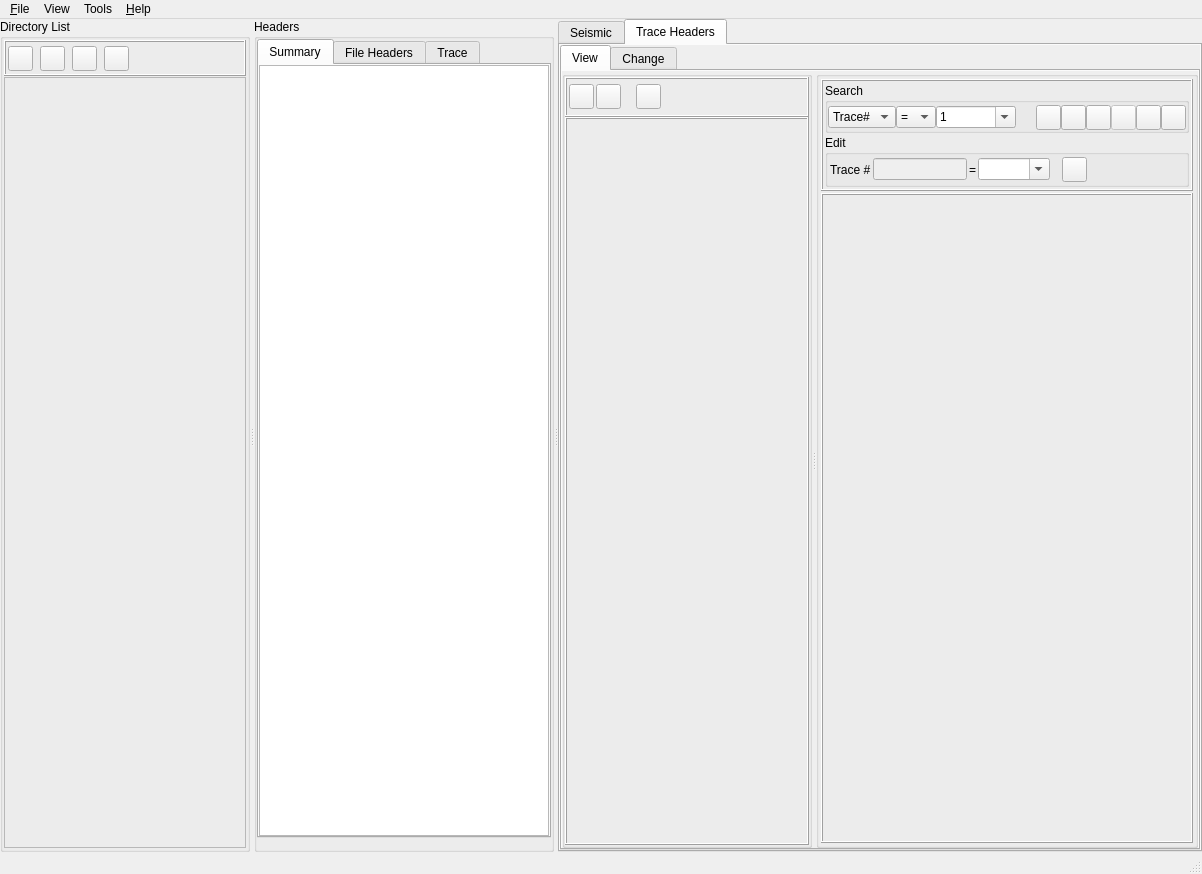
Old version of the form SeiSeeMp/mainwindow.ui in the repository tuoyuangui/SeiSee.
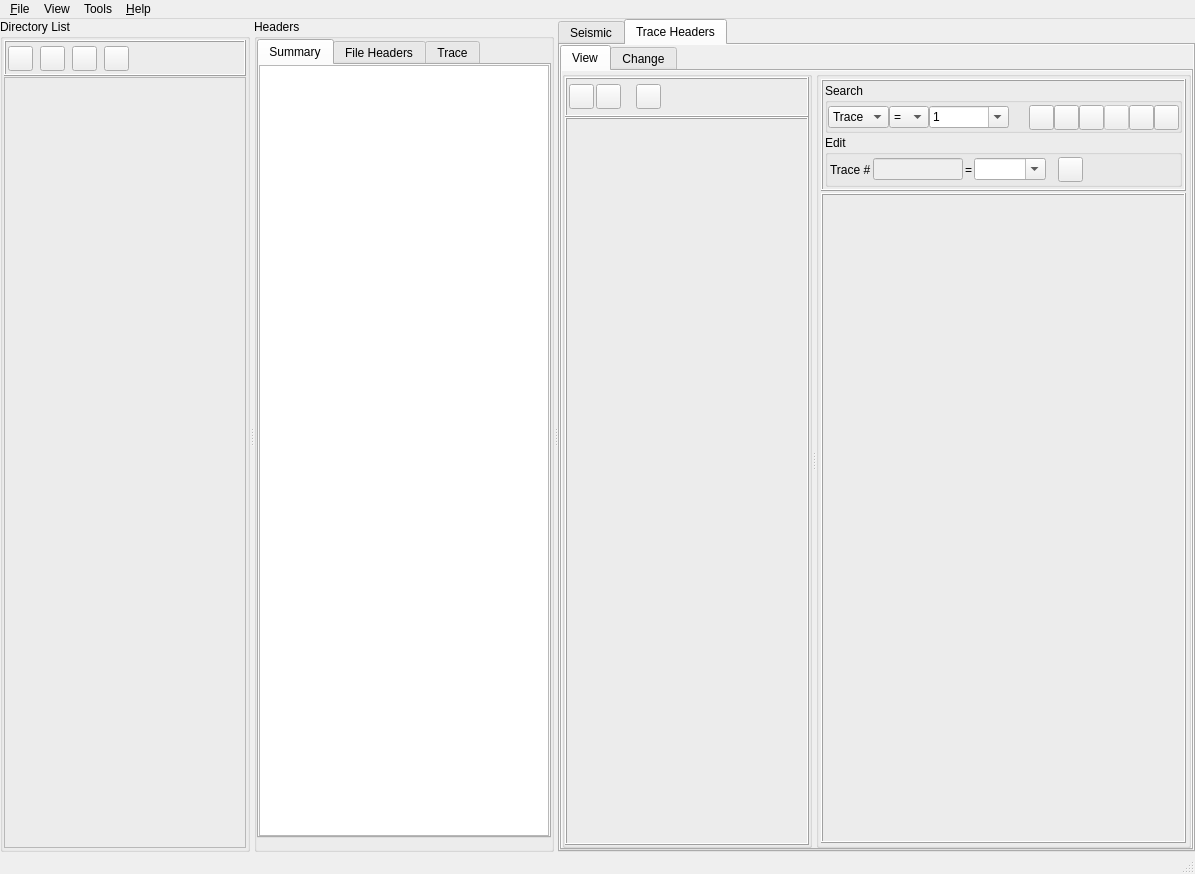
New version of the form. The open tabs and pages were chosen to show the change. Icons and pictures are not drawn.

Commit message: bug:Trace# 改为 Trace

What changed in the file:
```diff
--- a/SeiSeeMp/mainwindow.ui
+++ b/SeiSeeMp/mainwindow.ui
@@ -2150,7 +2150,7 @@
                          </property>
                          <item>
                           <property name="text">
-                           <string>Trace#</string>
+                           <string>Trace</string>
                           </property>
                          </item>
                         </widget>
```
The commit also changes 5 other files.
